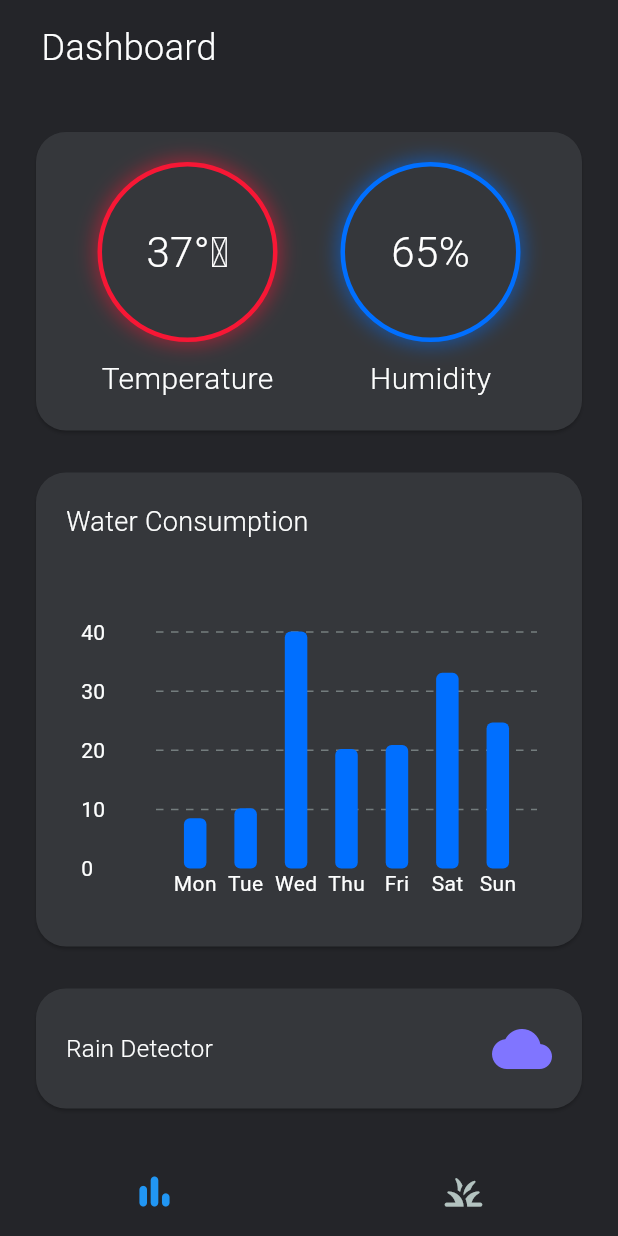
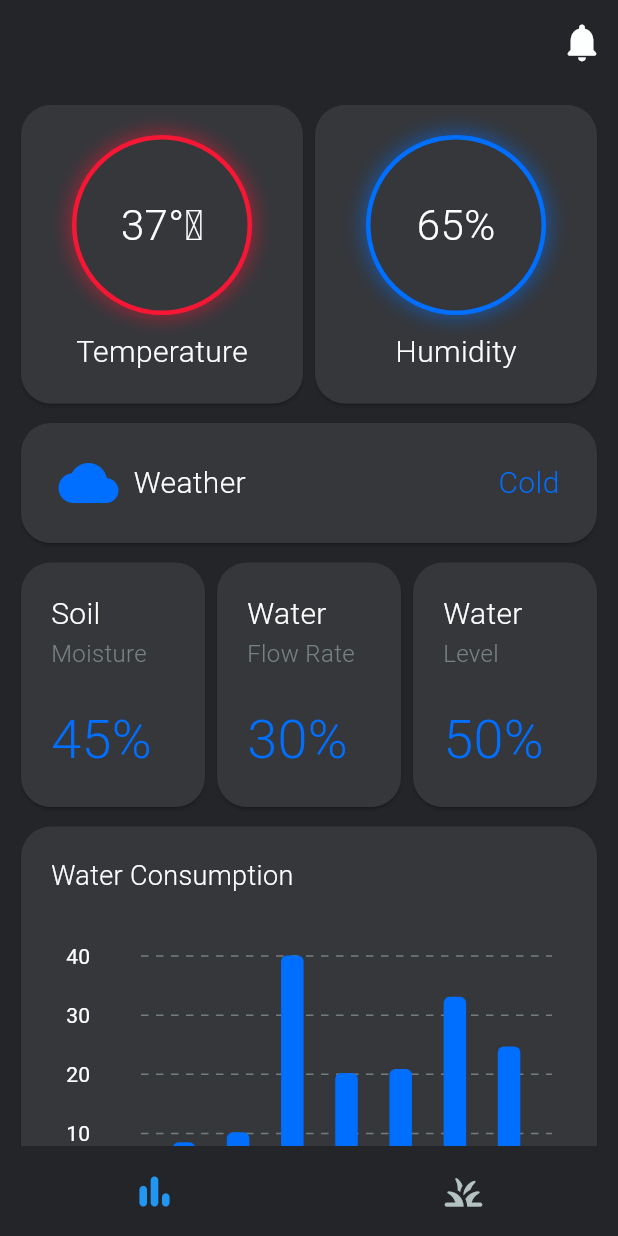
Before and after one commit to raedbgr/SmartDrop, a Flutter app: the screen it shows after launch, on a phone screen of 412 x 824 dp. Run offline on Flutter 3.47's test engine with Material 3 defaults, Android fonts, the phone set to English and light mode, and no system bars; drawn by our look-alikes of fl_chart; our stand-ins replace get.

Commit message:
added sensors cards

```diff
--- /dev/null
+++ b/lib/components/custom_card.dart
@@ -0,0 +1,19 @@
+import '/imports.dart';
+
+class MyCard extends StatelessWidget {
+  final Widget child;
+
+  const MyCard({super.key, required this.child});
+
+  @override
+  Widget build(BuildContext context) {
+    return Card(
+      color: const Color(0xFF35373b),
+      shape: RoundedRectangleBorder(borderRadius: BorderRadius.circular(20)),
+      child: Padding(
+        padding: const EdgeInsets.all(20),
+        child: child,
+      ),
+    );
+  }
+}
--- a/lib/controllers/dashboard_controller.dart
+++ b/lib/controllers/dashboard_controller.dart
@@ -3,6 +3,9 @@ import '/imports.dart';
 class DashboardController extends GetxController {
   final double temperature = 37.0;
   final double humidity = 65.0;
+  final int soilMoisture = 45;
+  final int waterFlow = 30;
+  final int waterLevel = 50;
   final List<double> waterConsumption = [
     8.5,
     10.2,
--- a/lib/imports.dart
+++ b/lib/imports.dart
@@ -10,5 +10,6 @@ export 'views/plants.dart';
 export 'components/navbar.dart';
 export 'components/water_consumption_chart.dart';
 export 'components/gauge.dart';
+export 'components/custom_card.dart';
 export 'controllers/navigation_controller.dart';
 export 'controllers/dashboard_controller.dart';
--- a/lib/views/dashboard.dart
+++ b/lib/views/dashboard.dart
@@ -14,49 +14,26 @@ class _DashboardPageState extends State<DashboardPage> {
   @override
   Widget build(BuildContext context) {
     return SafeArea(
-        child: Column(
-          children: [
-            const Padding(
-              padding: EdgeInsets.fromLTRB(12.5, 15, 12.5, 15),
-              child: Row(
-                children: [
-                  SizedBox(width: 15),
-                  Text(
-                    'Dashboard',
-                    style: TextStyle(
-                      fontSize: 24,
-                      fontWeight: FontWeight.w300,
-                      color: Color(0xfffdfefe),
-                    ),
-                  ),
-                ],
-              ),
-            ),
-            Expanded(
+      child: Expanded(
         child: SingleChildScrollView(
           physics: const BouncingScrollPhysics(),
           child: Padding(
-                  padding: const EdgeInsets.all(20),
+            padding: const EdgeInsets.all(10),
             child: Column(
               crossAxisAlignment: CrossAxisAlignment.stretch,
-                    spacing: 20,
+              spacing: 5,
               children: [
                 // Water Temperature & Humidity
-                      Card(
-                        color: const Color(0xFF35373b),
-                        shape: RoundedRectangleBorder(
-                            borderRadius: BorderRadius.circular(20)),
-                        child: Padding(
-                          padding: const EdgeInsets.all(20),
-                          child: Row(
+                Row(
                   mainAxisAlignment: MainAxisAlignment.spaceAround,
                   children: [
                     // temperature gauge
-                              Column(
+                    Expanded(
+                      child: MyCard(
+                        child: Column(
                           spacing: 10,
                           children: [
                             Gauge(isTemp: true),
-                                  // TemperatureGauge(temperature: temperature),
                             const Text("Temperature",
                                 style: TextStyle(
                                     color: Color(0xfffdfefe),
@@ -64,13 +41,41 @@ class _DashboardPageState extends State<DashboardPage> {
                                     fontWeight: FontWeight.w300)),
                           ],
                         ),
+                      ),
+                    ),
                     // humidity gauge
-                              Column(
+                    Expanded(
+                      child: MyCard(
+                        child: Column(
                           spacing: 10,
                           children: [
                             Gauge(isTemp: false),
-                                  // HumidityGauge(humidity: humidity),
                             const Text("Humidity",
+                                style: TextStyle(
+                                    color: Color(0xfffdfefe),
+                                    fontSize: 20,
+                                    fontWeight: FontWeight.w300)),
+                          ],
+                        ),
+                      ),
+                    ),
+                  ],
+                ),
+                // Weather
+                const MyCard(
+                    child: Padding(
+                  padding: EdgeInsets.symmetric(horizontal: 5),
+                  child: Row(
+                    mainAxisAlignment: MainAxisAlignment.spaceBetween,
+                    children: [
+                      Row(
+                        children: [
+                          Icon(Icons.cloud, color: Color(0xff006fff), size: 40),
+                          SizedBox(width: 10),
+                          Column(
+                            crossAxisAlignment: CrossAxisAlignment.start,
+                            children: [
+                              Text("Weather",
                                   style: TextStyle(
                                       color: Color(0xfffdfefe),
                                       fontSize: 20,
@@ -79,64 +84,130 @@ class _DashboardPageState extends State<DashboardPage> {
                           ),
                         ],
                       ),
+                      Text("Cold",
+                          style: TextStyle(
+                              color: Color(0xff006fff),
+                              fontSize: 20,
+                              fontWeight: FontWeight.w300)),
+                    ],
                   ),
+                )),
+                // Soil Moisture, Water Flow Rate, Water Level
+                Row(
+                  mainAxisAlignment: MainAxisAlignment.spaceBetween,
+                  children: [
+                    Expanded(
+                      child: MyCard(
+                          child: Column(
+                        crossAxisAlignment: CrossAxisAlignment.start,
+                        spacing: 20,
+                        children: [
+                          const Column(
+                            crossAxisAlignment: CrossAxisAlignment.start,
+                            children: [
+                              Text('Soil',
+                                  style: TextStyle(
+                                      color: Color(0xfffdfefe),
+                                      fontSize: 20,
+                                      fontWeight: FontWeight.w300)),
+                              Text('Moisture',
+                                  style: TextStyle(
+                                      color: Color(0xff768380),
+                                      fontSize: 16,
+                                      fontWeight: FontWeight.w300)),
+                            ],
                           ),
-                      // Water Consumption Graph
-                      // Water Consumption Graph
-                      Card(
-                        color: const Color(0xFF35373b),
-                        shape: RoundedRectangleBorder(
-                            borderRadius: BorderRadius.circular(20)),
-                        child: Padding(
-                          padding: const EdgeInsets.all(20),
+                          Text('${dashCtrl.soilMoisture}%',
+                              style: const TextStyle(
+                                  color: Color(0xff006fff),
+                                  fontSize: 36,
+                                  fontWeight: FontWeight.w300)),
+                        ],
+                      )),
+                    ),
+                    Expanded(
+                      child: MyCard(
                           child: Column(
-                            spacing: 50,
+                        crossAxisAlignment: CrossAxisAlignment.start,
+                        spacing: 20,
+                        children: [
+                          const Column(
+                            crossAxisAlignment: CrossAxisAlignment.start,
+                            children: [
+                              Text('Water',
+                                  style: TextStyle(
+                                      color: Color(0xfffdfefe),
+                                      fontSize: 20,
+                                      fontWeight: FontWeight.w300)),
+                              Text('Flow Rate',
+                                  style: TextStyle(
+                                      color: Color(0xff768380),
+                                      fontSize: 16,
+                                      fontWeight: FontWeight.w300)),
+                            ],
+                          ),
+                          Text('${dashCtrl.waterFlow}%',
+                              style: const TextStyle(
+                                  color: Color(0xff006fff),
+                                  fontSize: 36,
+                                  fontWeight: FontWeight.w300)),
+                        ],
+                      )),
+                    ),
+                    Expanded(
+                      child: MyCard(
+                          child: Column(
+                        crossAxisAlignment: CrossAxisAlignment.start,
+                        spacing: 20,
+                        children: [
+                          const Column(
+                            crossAxisAlignment: CrossAxisAlignment.start,
+                            children: [
+                              Text('Water',
+                                  style: TextStyle(
+                                      color: Color(0xfffdfefe),
+                                      fontSize: 20,
+                                      fontWeight: FontWeight.w300)),
+                              Text('Level',
+                                  style: TextStyle(
+                                      color: Color(0xff768380),
+                                      fontSize: 16,
+                                      fontWeight: FontWeight.w300)),
+                            ],
+                          ),
+                          Text('${dashCtrl.waterLevel}%',
+                              style: const TextStyle(
+                                  color: Color(0xff006fff),
+                                  fontSize: 36,
+                                  fontWeight: FontWeight.w300)),
+                        ],
+                      )),
+                    ),
+                  ],
+                ),
+                // Water Consumption Chart
+                MyCard(
+                    child: Column(
                   crossAxisAlignment: CrossAxisAlignment.stretch,
+                  spacing: 30,
                   children: [
-                              const Text(
-                                "Water Consumption",
+                    const Text("Water Consumption",
                         style: TextStyle(
                             color: Color(0xfffdfefe),
                             fontSize: 18,
-                                    fontWeight: FontWeight.w300),
-                              ),
+                            fontWeight: FontWeight.w300)),
                     SizedBox(
                       height: 200,
                       child: WaterConsumptionChart(
-                                      waterConsumption: dashCtrl.waterConsumption)),
+                          waterConsumption: dashCtrl.waterConsumption),
+                    ),
                   ],
-                          ),
-                        ),
-                      ),
-                      // Rain Detector
-                      Card(
-                        color: const Color(0xFF35373b),
-                        shape: RoundedRectangleBorder(
-                            borderRadius: BorderRadius.circular(20)),
-                        child: const Padding(
-                          padding: EdgeInsets.all(20),
-                          child: Row(
-                            mainAxisAlignment: MainAxisAlignment.spaceBetween,
-                            children: [
-                              Text("Rain Detector",
-                                  style: TextStyle(
-                                      color: Color(0xfffdfefe),
-                                      fontSize: 16,
-                                      fontWeight: FontWeight.w300)),
-                              Icon(Icons.cloud,
-                                  color: Color(0xff8075ff),
-                                  size: 40), // Change based on status
-                            ],
-                          ),
-                        ),
-                      ),
+                )),
               ],
             ),
           ),
         ),
       ),
-          ],
-        ),
     );
   }
 }
--- a/lib/views/navigation_page.dart
+++ b/lib/views/navigation_page.dart
@@ -20,6 +20,18 @@ class _NavigationPageState extends State<NavigationPage> {
           () => Scaffold(
         key: _scaffoldKey,
             backgroundColor: const Color(0xFF242529),
+        appBar: AppBar(
+          backgroundColor: const Color(0xFF242529),
+          actions: [
+            IconButton(
+                onPressed: () {},
+                icon: const Icon(
+                  Icons.notifications_rounded,
+                  color: Color(0xfffdfefe),
+                  size: 30,
+                )),
+          ],
+        ),
         body: controller.getScreen(controller.selectedPage.value, _scaffoldKey),
         bottomNavigationBar: MyNavBar(),
       ),
```
Also changed, not shown: 4 other files. Lines whose indentation alone changed are shown as unchanged.
